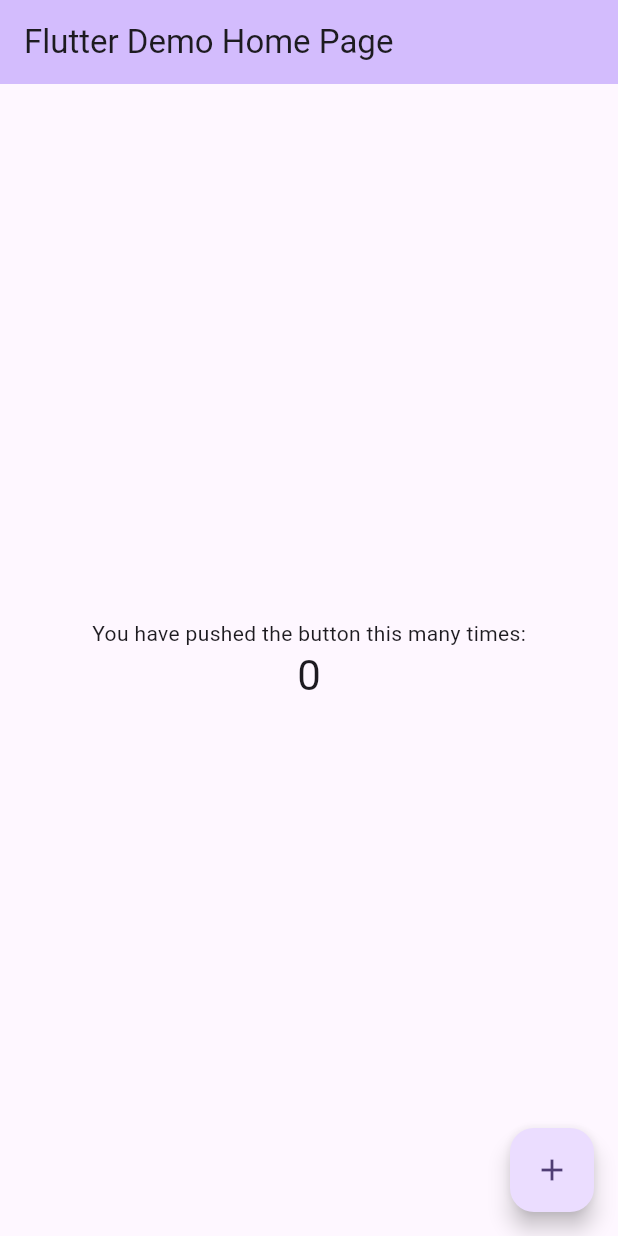
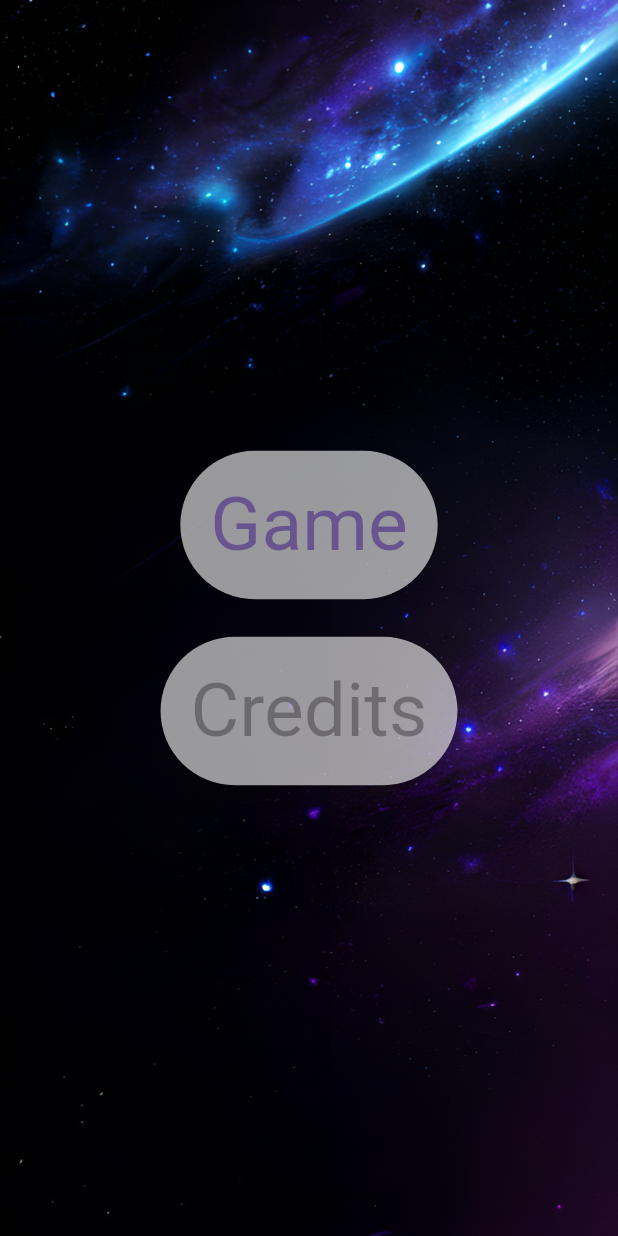
Before and after one commit to tozpeak/FlutterDemoGame, a Flutter app: the screen it shows after launch, on a phone screen of 412 x 824 dp. Run offline on Flutter 3.47's test engine with Material 3 defaults, Android fonts, the phone set to English and light mode, and no system bars.

Commit message:
added simple navigation

```diff
--- a/lib/main.dart
+++ b/lib/main.dart
@@ -1,3 +1,5 @@
+import 'package:demo_bricks/gameplay_page.dart';
+import 'package:demo_bricks/main_menu_page.dart';
 import 'package:flutter/material.dart';
 
 void main() {
@@ -31,95 +33,11 @@
         colorScheme: ColorScheme.fromSeed(seedColor: Colors.deepPurple),
         useMaterial3: true,
       ),
-      home: const MyHomePage(title: 'Flutter Demo Home Page'),
+      initialRoute: "/",
+      routes: {
+        "/": (context) => const MainMenuPage(),
+        "/game": (context) => const GameplayPage(),
+      },
     );
   }
 }
-
-class MyHomePage extends StatefulWidget {
-  const MyHomePage({super.key, required this.title});
-
-  // This widget is the home page of your application. It is stateful, meaning
-  // that it has a State object (defined below) that contains fields that affect
-  // how it looks.
-
-  // This class is the configuration for the state. It holds the values (in this
-  // case the title) provided by the parent (in this case the App widget) and
-  // used by the build method of the State. Fields in a Widget subclass are
-  // always marked "final".
-
-  final String title;
-
-  @override
-  State<MyHomePage> createState() => _MyHomePageState();
-}
-
-class _MyHomePageState extends State<MyHomePage> {
-  int _counter = 0;
-
-  void _incrementCounter() {
-    setState(() {
-      // This call to setState tells the Flutter framework that something has
-      // changed in this State, which causes it to rerun the build method below
-      // so that the display can reflect the updated values. If we changed
-      // _counter without calling setState(), then the build method would not be
-      // called again, and so nothing would appear to happen.
-      _counter++;
-    });
-  }
-
-  @override
-  Widget build(BuildContext context) {
-    // This method is rerun every time setState is called, for instance as done
-    // by the _incrementCounter method above.
-    //
-    // The Flutter framework has been optimized to make rerunning build methods
-    // fast, so that you can just rebuild anything that needs updating rather
-    // than having to individually change instances of widgets.
-    return Scaffold(
-      appBar: AppBar(
-        // TRY THIS: Try changing the color here to a specific color (to
-        // Colors.amber, perhaps?) and trigger a hot reload to see the AppBar
-        // change color while the other colors stay the same.
-        backgroundColor: Theme.of(context).colorScheme.inversePrimary,
-        // Here we take the value from the MyHomePage object that was created by
-        // the App.build method, and use it to set our appbar title.
-        title: Text(widget.title),
-      ),
-      body: Center(
-        // Center is a layout widget. It takes a single child and positions it
-        // in the middle of the parent.
-        child: Column(
-          // Column is also a layout widget. It takes a list of children and
-          // arranges them vertically. By default, it sizes itself to fit its
-          // children horizontally, and tries to be as tall as its parent.
-          //
-          // Column has various properties to control how it sizes itself and
-          // how it positions its children. Here we use mainAxisAlignment to
-          // center the children vertically; the main axis here is the vertical
-          // axis because Columns are vertical (the cross axis would be
-          // horizontal).
-          //
-          // TRY THIS: Invoke "debug painting" (choose the "Toggle Debug Paint"
-          // action in the IDE, or press "p" in the console), to see the
-          // wireframe for each widget.
-          mainAxisAlignment: MainAxisAlignment.center,
-          children: <Widget>[
-            const Text(
-              'You have pushed the button this many times:',
-            ),
-            Text(
-              '$_counter',
-              style: Theme.of(context).textTheme.headlineMedium,
-            ),
-          ],
-        ),
-      ),
-      floatingActionButton: FloatingActionButton(
-        onPressed: _incrementCounter,
-        tooltip: 'Increment',
-        child: const Icon(Icons.add),
-      ), // This trailing comma makes auto-formatting nicer for build methods.
-    );
-  }
-}
--- /dev/null
+++ b/lib/main_menu_page.dart
@@ -0,0 +1,46 @@
+import 'package:flutter/material.dart';
+
+class MainMenuPage extends StatelessWidget {
+  const MainMenuPage
+({super.key});
+
+  @override
+  Widget build(BuildContext context) {
+    final style = TextButton.styleFrom(
+      backgroundColor: Colors.white60,
+      textStyle: const TextStyle(fontSize: 50),
+      padding: const EdgeInsets.all(20.0),
+    );
+    return Expanded(
+      child: Stack(
+        alignment: Alignment.center,
+        children: [
+          const SizedBox.expand(
+            child: Image(
+              image: AssetImage("assets/images/main_menu_back.png"),
+              fit: BoxFit.cover,
+            ),
+          ),
+          Wrap(
+            alignment: WrapAlignment.center,
+            crossAxisAlignment: WrapCrossAlignment.center,
+            direction: Axis.vertical,
+            spacing: 25,
+            children: [
+              TextButton(
+                onPressed: () => Navigator.pushNamed(context, "/game"),
+                style: style,
+                child: const Text("Game"),
+              ),
+              TextButton(
+                onPressed: null, //() => Navigator.pushNamed(context, "/gameplay"),
+                style: style,
+                child: const Text("Credits"),
+              ),
+            ],
+          ),
+        ],
+      ),
+    );
+  }
+}
--- a/pubspec.yaml
+++ b/pubspec.yaml
@@ -59,8 +59,8 @@ flutter:
   uses-material-design: true
 
   # To add assets to your application, add an assets section, like this:
-  # assets:
-  #   - images/a_dot_burr.jpeg
+  assets:
+    - assets/images/
   #   - images/a_dot_ham.jpeg
 
   # An image asset can refer to one or more resolution-specific "variants", see
```
Also changed, not shown: lib/gameplay_page.dart (added, +57 -0 lines), lib/my_home_page.dart (added, +89 -0 lines), assets/images/game_back.png (added), assets/images/main_menu_back.png (added), 1 other file.
